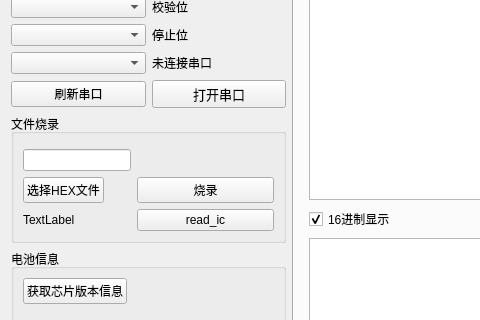
Qt form qtproj/widget.ui (Fboxtt/qt_proj) before a commit; both pictures show x 0 to 480 and y 103 to 423 of the 1178 by 652 pixel window.
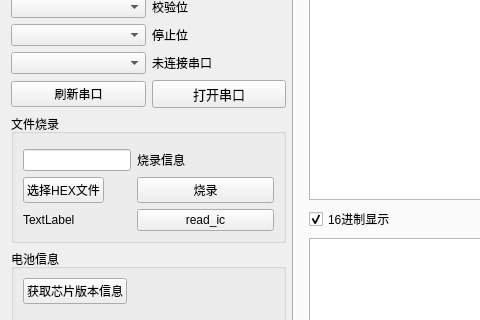
The same form after that commit.

Commit message: 烧录部分成功，卡在低0x80个包

```diff
--- a/qtproj/widget.ui
+++ b/qtproj/widget.ui
@@ -86,6 +86,13 @@
         </property>
        </widget>
       </item>
+      <item row="1" column="1">
+       <widget class="QLabel" name="downLoadLabel">
+        <property name="text">
+         <string>烧录信息</string>
+        </property>
+       </widget>
+      </item>
      </layout>
     </widget>
    </item>
```
The commit also changes 4 other files.
